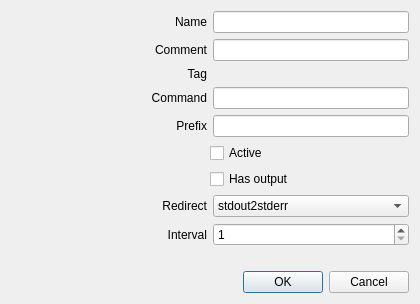
Above: sources/extsysmon/extscript.ui from arcan1s/awesome-widgets before the change. Below: the same form after it.
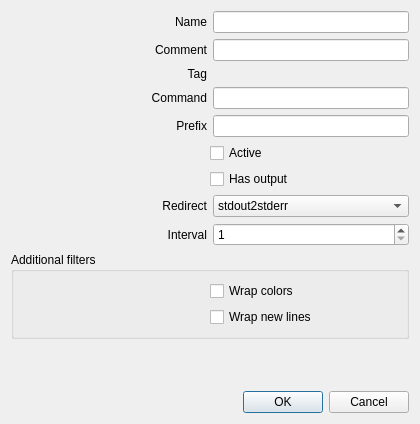
That is the form after the change.

Commit message: edit readme.md implement initial support of filters (dep #53)

Patch:
```diff
--- a/sources/extsysmon/extscript.ui
+++ b/sources/extsysmon/extscript.ui
@@ -7,7 +7,7 @@
     <x>0</x>
     <y>0</y>
     <width>420</width>
-    <height>304</height>
+    <height>424</height>
    </rect>
   </property>
   <property name="windowTitle">
@@ -244,6 +244,75 @@
      </item>
     </layout>
    </item>
+   <item>
+    <widget class="QGroupBox" name="groupBox_filters">
+     <property name="title">
+      <string>Additional filters</string>
+     </property>
+     <layout class="QVBoxLayout" name="verticalLayout_2">
+      <item>
+       <layout class="QHBoxLayout" name="layout_colorFilter">
+        <item>
+         <spacer name="spacer_colorFilter">
+          <property name="orientation">
+           <enum>Qt::Horizontal</enum>
+          </property>
+          <property name="sizeHint" stdset="0">
+           <size>
+            <width>40</width>
+            <height>20</height>
+           </size>
+          </property>
+         </spacer>
+        </item>
+        <item>
+         <widget class="QCheckBox" name="checkBox_colorFilter">
+          <property name="sizePolicy">
+           <sizepolicy hsizetype="Expanding" vsizetype="Fixed">
+            <horstretch>0</horstretch>
+            <verstretch>0</verstretch>
+           </sizepolicy>
+          </property>
+          <property name="text">
+           <string>Wrap colors</string>
+          </property>
+         </widget>
+        </item>
+       </layout>
+      </item>
+      <item>
+       <layout class="QHBoxLayout" name="layout_linesFilter">
+        <item>
+         <spacer name="spacer_linesFilter">
+          <property name="orientation">
+           <enum>Qt::Horizontal</enum>
+          </property>
+          <property name="sizeHint" stdset="0">
+           <size>
+            <width>40</width>
+            <height>20</height>
+           </size>
+          </property>
+         </spacer>
+        </item>
+        <item>
+         <widget class="QCheckBox" name="checkBox_linesFilter">
+          <property name="sizePolicy">
+           <sizepolicy hsizetype="Expanding" vsizetype="Fixed">
+            <horstretch>0</horstretch>
+            <verstretch>0</verstretch>
+           </sizepolicy>
+          </property>
+          <property name="text">
+           <string>Wrap new lines</string>
+          </property>
+         </widget>
+        </item>
+       </layout>
+      </item>
+     </layout>
+    </widget>
+   </item>
    <item>
     <spacer name="verticalSpacer">
      <property name="orientation">
```
The commit also changes 5 other files.
